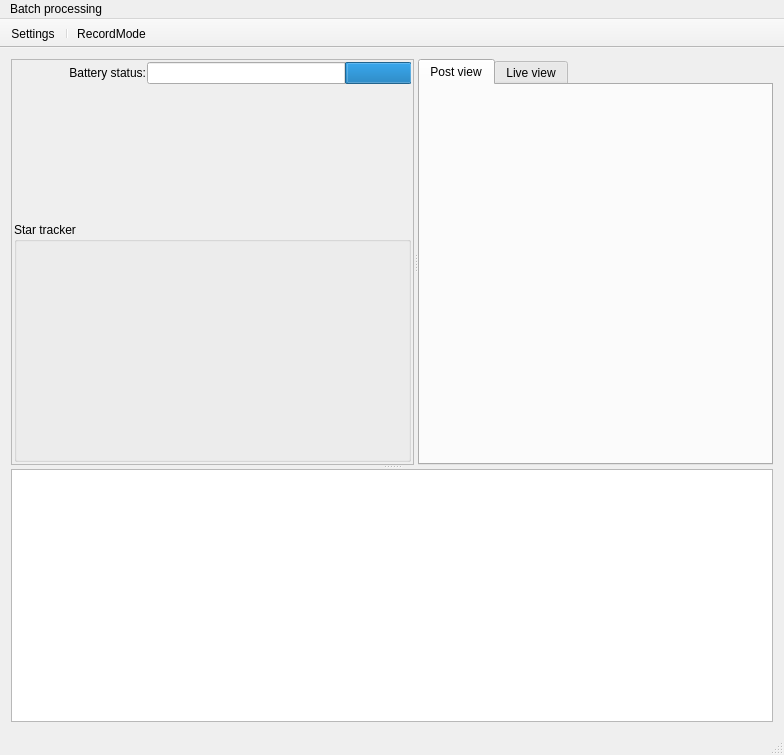
First picture: the form in app/AstroCameraRemote/MainWindow.ui, repository blackphil/AstroCameraRemote, before the edit.
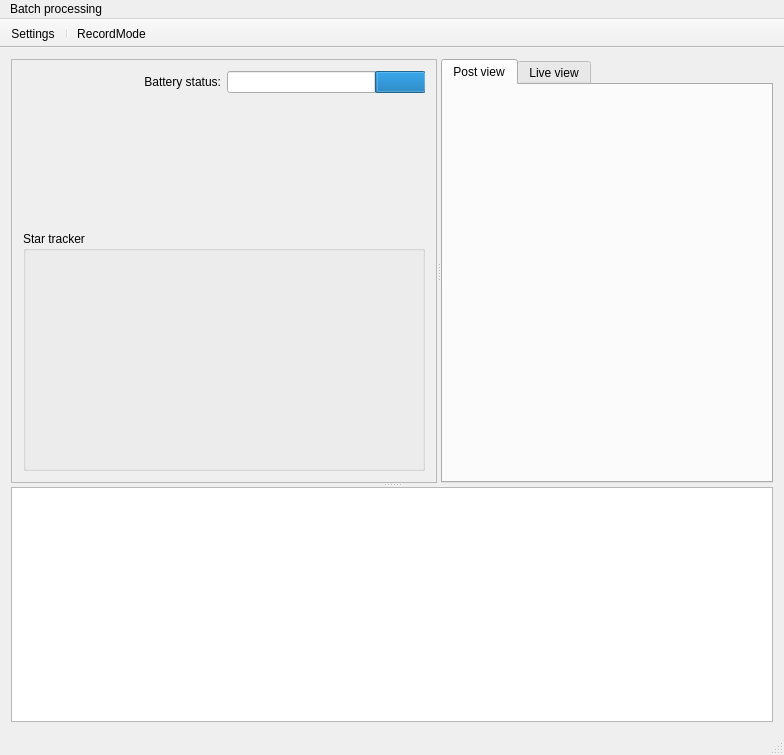
Second picture: the form after the edit. Icons and pictures are not drawn. Custom widgets are drawn as their Qt base class.

The edit to the form file:
```diff
--- a/app/AstroCameraRemote/MainWindow.ui
+++ b/app/AstroCameraRemote/MainWindow.ui
@@ -21,12 +21,18 @@
        <enum>Qt::Vertical</enum>
       </property>
       <widget class="QSplitter" name="splitter">
+       <property name="sizePolicy">
+        <sizepolicy hsizetype="Maximum" vsizetype="Preferred">
+         <horstretch>0</horstretch>
+         <verstretch>0</verstretch>
+        </sizepolicy>
+       </property>
        <property name="orientation">
         <enum>Qt::Horizontal</enum>
        </property>
        <widget class="QFrame" name="frame">
         <property name="sizePolicy">
-         <sizepolicy hsizetype="Expanding" vsizetype="Preferred">
+         <sizepolicy hsizetype="Preferred" vsizetype="Preferred">
           <horstretch>0</horstretch>
           <verstretch>0</verstretch>
          </sizepolicy>
@@ -38,21 +44,6 @@
          <enum>QFrame::Raised</enum>
         </property>
         <layout class="QGridLayout" name="gridLayout">
-         <property name="leftMargin">
-          <number>2</number>
-         </property>
-         <property name="topMargin">
-          <number>2</number>
-         </property>
-         <property name="rightMargin">
-          <number>2</number>
-         </property>
-         <property name="bottomMargin">
-          <number>2</number>
-         </property>
-         <property name="spacing">
-          <number>1</number>
-         </property>
          <item row="0" column="0">
           <widget class="QLabel" name="label_10">
            <property name="text">
@@ -63,30 +54,7 @@
            </property>
           </widget>
          </item>
-         <item row="1" column="2">
-          <widget class="QLabel" name="cameraStatus">
-           <property name="sizePolicy">
-            <sizepolicy hsizetype="Preferred" vsizetype="Fixed">
-             <horstretch>0</horstretch>
-             <verstretch>0</verstretch>
-            </sizepolicy>
-           </property>
-           <property name="font">
-            <font>
-             <pointsize>12</pointsize>
-             <weight>75</weight>
-             <bold>true</bold>
-            </font>
-           </property>
-           <property name="text">
-            <string>&lt;camera status&gt;</string>
-           </property>
-           <property name="alignment">
-            <set>Qt::AlignRight|Qt::AlignTrailing|Qt::AlignVCenter</set>
-           </property>
-          </widget>
-         </item>
-         <item row="0" column="1" colspan="2">
+         <item row="0" column="1">
           <widget class="QProgressBar" name="batteryStatus">
            <property name="sizePolicy">
             <sizepolicy hsizetype="Preferred" vsizetype="Fixed">
@@ -105,7 +73,53 @@
            </property>
           </widget>
          </item>
-         <item row="2" column="2">
+         <item row="1" column="1">
+          <widget class="QLabel" name="cameraStatus">
+           <property name="sizePolicy">
+            <sizepolicy hsizetype="Preferred" vsizetype="Fixed">
+             <horstretch>0</horstretch>
+             <verstretch>0</verstretch>
+            </sizepolicy>
+           </property>
+           <property name="font">
+            <font>
+             <pointsize>12</pointsize>
+             <weight>75</weight>
+             <bold>true</bold>
+            </font>
+           </property>
+           <property name="text">
+            <string>&lt;camera status&gt;</string>
+           </property>
+           <property name="alignment">
+            <set>Qt::AlignRight|Qt::AlignTrailing|Qt::AlignVCenter</set>
+           </property>
+          </widget>
+         </item>
+         <item row="2" column="0">
+          <widget class="QLabel" name="currentDate">
+           <property name="sizePolicy">
+            <sizepolicy hsizetype="Preferred" vsizetype="Fixed">
+             <horstretch>0</horstretch>
+             <verstretch>0</verstretch>
+            </sizepolicy>
+           </property>
+           <property name="font">
+            <font>
+             <pointsize>12</pointsize>
+             <weight>75</weight>
+             <bold>true</bold>
+            </font>
+           </property>
+           <property name="text">
+            <string>&lt;current date&gt;</string>
+           </property>
+           <property name="alignment">
+            <set>Qt::AlignRight|Qt::AlignTrailing|Qt::AlignVCenter</set>
+           </property>
+          </widget>
+         </item>
+         <item row="2" column="1">
           <widget class="QLabel" name="currentTime">
            <property name="sizePolicy">
             <sizepolicy hsizetype="Preferred" vsizetype="Fixed">
@@ -128,10 +142,20 @@
            </property>
           </widget>
          </item>
-         <item row="4" column="0" colspan="3">
+         <item row="3" column="0" colspan="2">
+          <widget class="Sequencer::ControlWidget" name="sequencerControl" native="true">
+           <property name="sizePolicy">
+            <sizepolicy hsizetype="Preferred" vsizetype="Preferred">
+             <horstretch>0</horstretch>
+             <verstretch>0</verstretch>
+            </sizepolicy>
+           </property>
+          </widget>
+         </item>
+         <item row="4" column="0" colspan="2">
           <widget class="QGroupBox" name="groupBox">
            <property name="sizePolicy">
-            <sizepolicy hsizetype="MinimumExpanding" vsizetype="Fixed">
+            <sizepolicy hsizetype="Preferred" vsizetype="Fixed">
              <horstretch>0</horstretch>
              <verstretch>0</verstretch>
             </sizepolicy>
@@ -173,49 +197,13 @@
            </layout>
           </widget>
          </item>
-         <item row="2" column="0">
-          <widget class="QLabel" name="currentDate">
-           <property name="sizePolicy">
-            <sizepolicy hsizetype="Preferred" vsizetype="Fixed">
-             <horstretch>0</horstretch>
-             <verstretch>0</verstretch>
-            </sizepolicy>
-           </property>
-           <property name="font">
-            <font>
-             <pointsize>12</pointsize>
-             <weight>75</weight>
-             <bold>true</bold>
-            </font>
-           </property>
-           <property name="text">
-            <string>&lt;current date&gt;</string>
-           </property>
-           <property name="alignment">
-            <set>Qt::AlignRight|Qt::AlignTrailing|Qt::AlignVCenter</set>
-           </property>
-          </widget>
-         </item>
-         <item row="3" column="0" colspan="3">
-          <widget class="Sequencer::ControlWidget" name="sequencerControl" native="true"/>
-         </item>
         </layout>
        </widget>
        <widget class="QTabWidget" name="viewsTabWidget">
-        <property name="sizePolicy">
-         <sizepolicy hsizetype="MinimumExpanding" vsizetype="Expanding">
-          <horstretch>0</horstretch>
-          <verstretch>0</verstretch>
-         </sizepolicy>
-        </property>
-        <property name="currentIndex">
-         <number>0</number>
-        </property>
         <widget class="PostView::Widget" name="postViewWidget">
          <attribute name="title">
           <string>Post view</string>
          </attribute>
-         <layout class="QGridLayout" name="gridLayout_4"/>
         </widget>
         <widget class="LiveView::Widget" name="liveViewWidget">
          <attribute name="title">
@@ -227,7 +215,7 @@
       </widget>
       <widget class="QTextEdit" name="output">
        <property name="sizePolicy">
-        <sizepolicy hsizetype="MinimumExpanding" vsizetype="Expanding">
+        <sizepolicy hsizetype="Maximum" vsizetype="Expanding">
          <horstretch>0</horstretch>
          <verstretch>0</verstretch>
         </sizepolicy>
```
Left out of the diff: 3 changed lines with no effect on the pictures.
